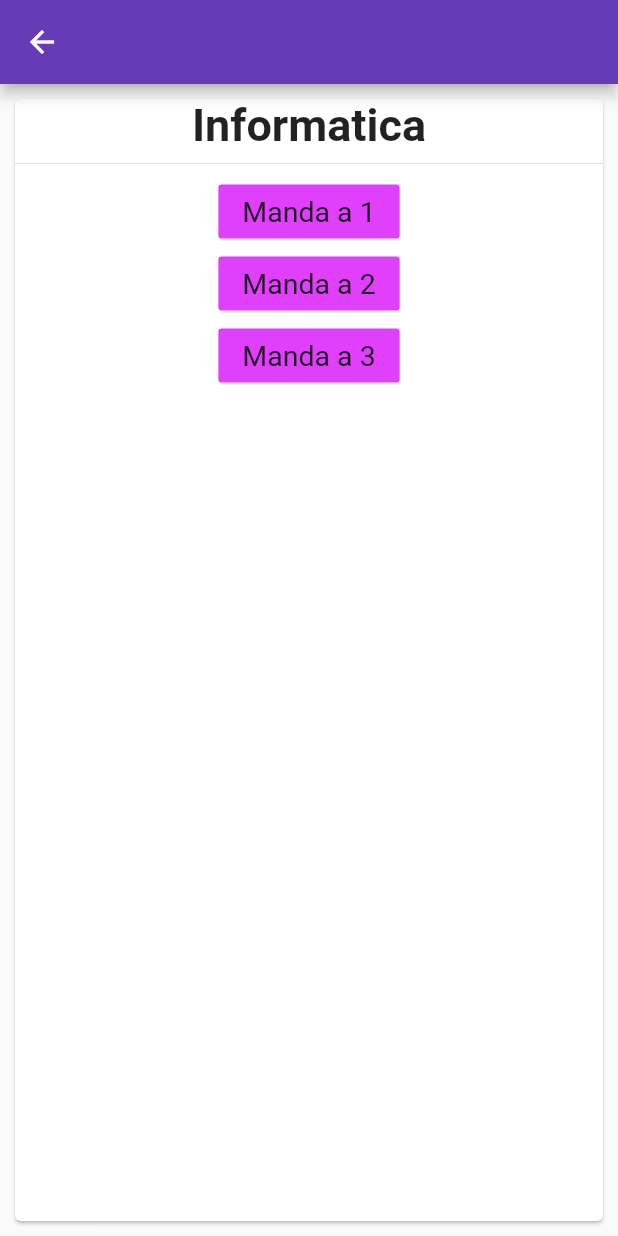
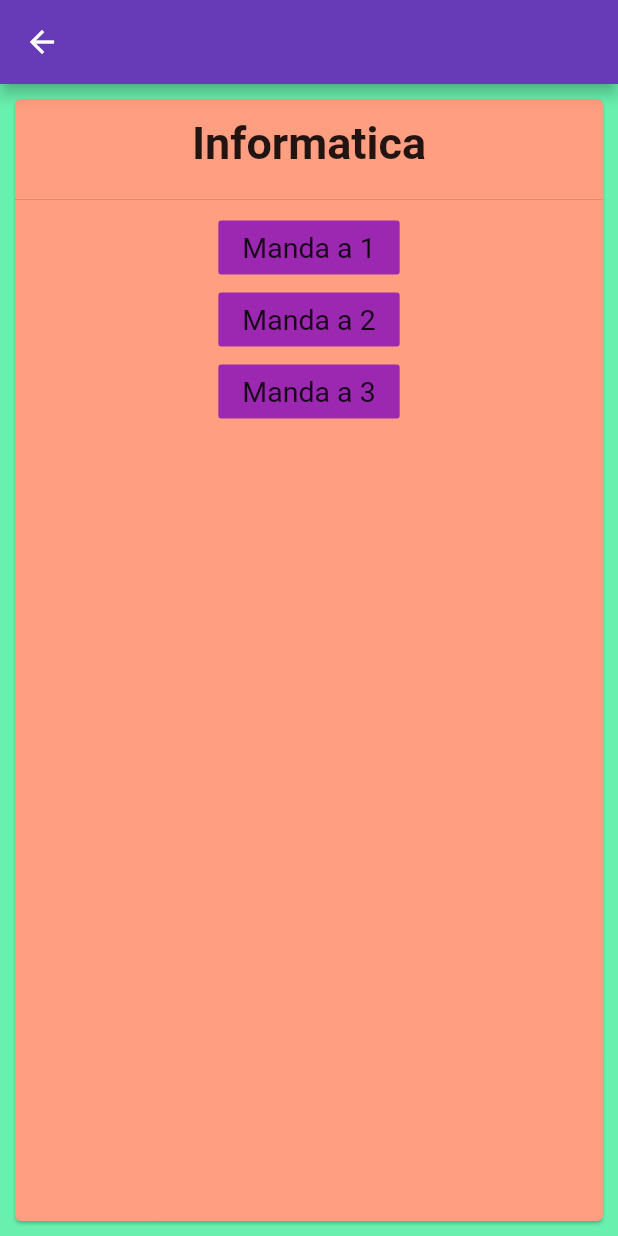
Before and after one commit to STB1019/Flutter-RemoteTree, a Flutter app: the screen it shows after launch, after a tap on the "update" icon, after a tap on "Informatica", on a phone screen of 412 x 824 dp. Run offline on Flutter 3.47's test engine with Material 2 defaults, Android fonts, the phone set to English and light mode, and no system bars; our stand-ins replace sqflite; accounts and stored records are empty; statements that could not run were skipped.

Commit message:
Inseriti colori guardabili e commenti vari

```diff
--- a/lib/View/SectionPage.dart
+++ b/lib/View/SectionPage.dart
@@ -15,17 +15,17 @@ class _ButtonSectionPageState extends State<ButtonSectionPage> {
   Widget build(BuildContext context) {
     var section = widget._section;
 
-    var title = Text(section.title,
+    var title = Padding(padding: EdgeInsets.all(12),child:Text(section.title,
         style: TextStyle(
           fontWeight: FontWeight.bold,
           fontSize: 30.0,
-        ));
+        )));
     var children = List<Widget>();
     children.add(title);
     children.add(Divider());
     section.buttonlinks.forEach((element) {
       children.add(FlatButton(
-            color: Colors.purpleAccent,
+            color: Colors.purple,
             onPressed: () {
               print("TODO Manda alla sezione nr ${element.link}");
             },
@@ -34,7 +34,9 @@ class _ButtonSectionPageState extends State<ButtonSectionPage> {
     });
     return Scaffold(
       appBar: AppBar(),
+      backgroundColor: Colors.greenAccent,
       body: Card(
+        color: Colors.deepOrangeAccent[100],
         margin: EdgeInsets.all(10.0),
         child: Center(child: Column(children: children)),
       ),
--- a/lib/View/generator.dart
+++ b/lib/View/generator.dart
@@ -27,13 +27,14 @@ Widget genericText(String str, {bool bold = false}) {
 Widget listTileFromSection(String title, Icon icon, Function onTap) {
   return Card(
       child: ListTile(
+        tileColor: Colors.deepOrangeAccent[100],
         title: Center(child: genericText(title)),
         leading: icon,
         onTap: onTap,
       ));
 }
 
-
+//Costruisce il body della HomePage fornita la lista di sezioni
 List<Widget> buildHome(BuildContext cx, List<GenericSection> list) {
   var widgets = List<Widget>();
   widgets.add(Padding(
--- a/lib/main.dart
+++ b/lib/main.dart
@@ -57,12 +57,9 @@ class MyHomePage extends StatefulWidget {
 }
 
 class _MyHomePageState extends State<MyHomePage> {
-  //Potrei provare con gli Inherited Widgets molto fighi
-  // da quello che so o usando dei provider
-
   //Al momento quando faccio la select * dal db mi ritorna con l'interfaccia
   //getAll() una lista di sezioni, potrei far ritornare una mappa? o una struttura diversa?
-  // Avrebbe senso?
+  // Avrebbe senso? -> TODO Mettere InheritedWidgets
   Future<ListSection> currentData;
 
   @override
@@ -74,6 +71,7 @@ class _MyHomePageState extends State<MyHomePage> {
   @override
   Widget build(BuildContext context) {
     return Scaffold(
+      backgroundColor: Colors.greenAccent,
       //Ho provato ad usare una appBar personalizzata leggermente curva
       appBar: AppBar(
         centerTitle: true,
```
